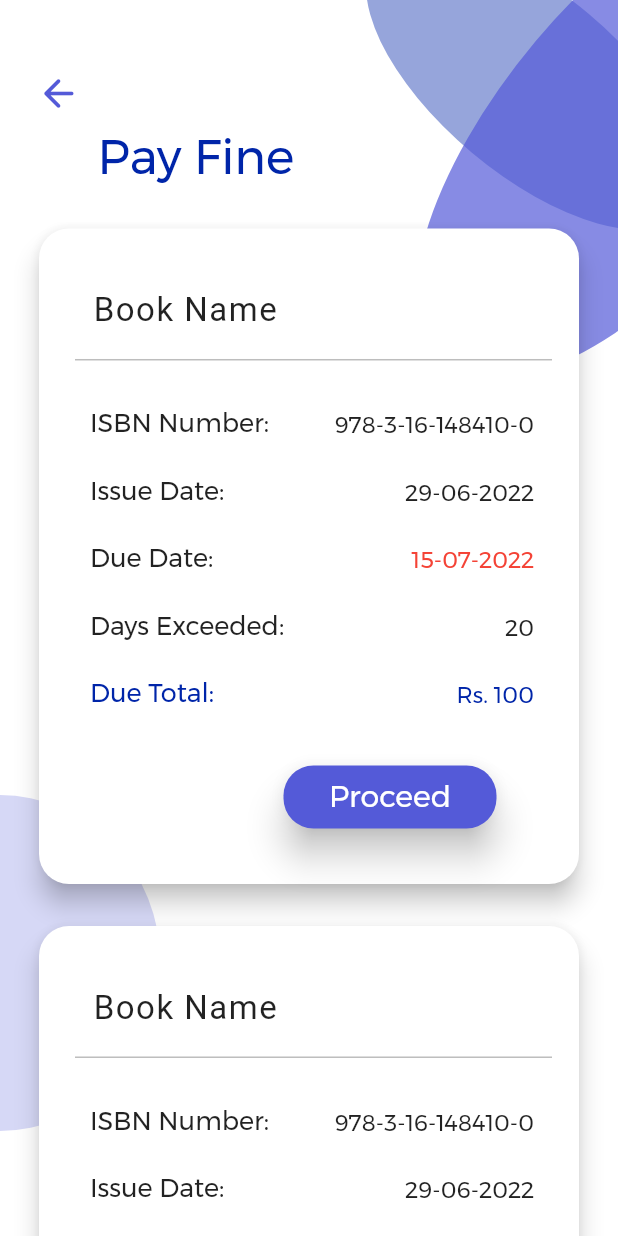
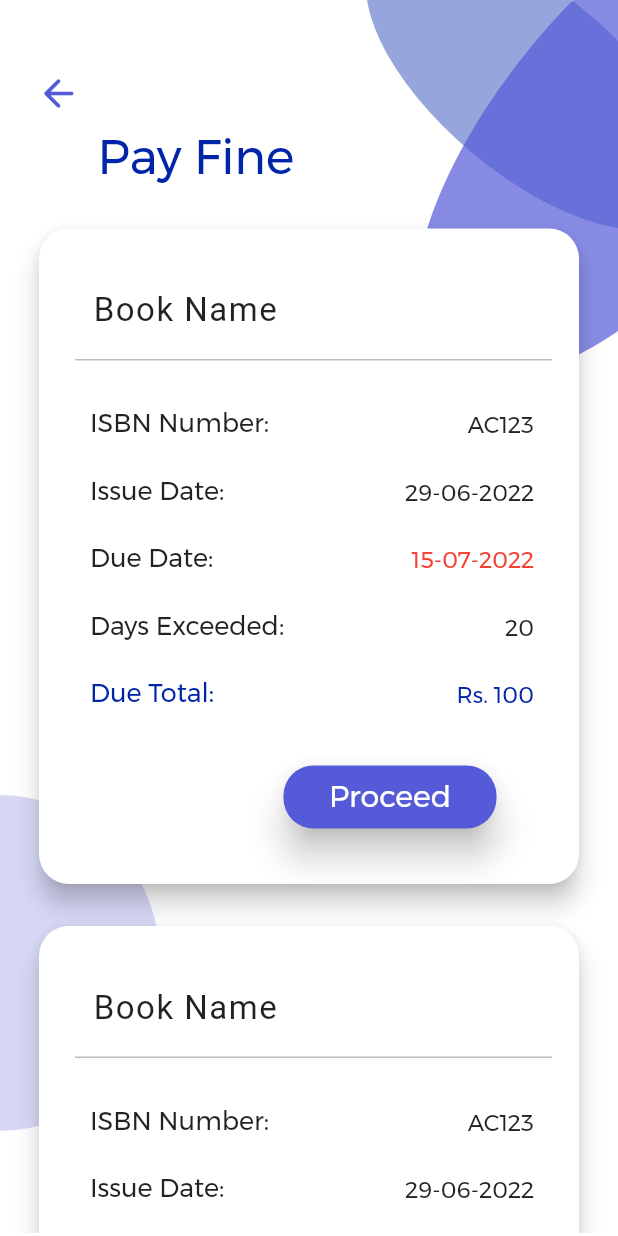
Before and after one commit to jyothir10/bibliotheca, a Flutter app: the DuePaymentScreen screen opened directly, on a phone screen of 412 x 824 dp. Run offline on Flutter 3.47's test engine with Material 2 defaults, Android fonts, the phone set to English and light mode, and no system bars; our stand-ins replace cloud_firestore, firebase_auth, firebase_core, flutter_svg, modal_progress_hud_nsn; missing offline and left inert: blobs; accounts and stored records are empty.

Commit message:
Minor nav modifications

```diff
--- a/lib/Components/BottomBar.dart
+++ b/lib/Components/BottomBar.dart
@@ -1,4 +1,5 @@
 import 'package:bibliotheca/Screens/DashBoardScreen.dart';
+import 'package:bibliotheca/Screens/profile_screen.dart';
 import 'package:flutter/material.dart';
 import 'package:flutter_svg/flutter_svg.dart';
 
@@ -16,7 +17,7 @@ class _BottomBarState extends State<BottomBar> {
     DashBoardScreen.id,
     DashBoardScreen.id,
     DashBoardScreen.id,
-    DashBoardScreen.id,
+    ProfileScreen.id,
   ];
 
   void _onItemTapped(int index) {
--- a/lib/Components/Card.dart
+++ b/lib/Components/Card.dart
@@ -1,7 +1,8 @@
+import 'package:bibliotheca/Components/prop-value_text.dart';
 import 'package:bibliotheca/Components/prop-value_widget.dart';
-import 'package:bibliotheca/Components/prop-value_text.dart';
 import 'package:flutter/cupertino.dart';
 import 'package:flutter/material.dart';
+
 import '../constants.dart';
 import 'BlueButton.dart';
 
@@ -71,7 +72,7 @@ class _cardState extends State<card> {
                           c: black,
                         ),
                         widget2: textValue(
-                          t: '978-3-16-148410-0',
+                          t: 'AC123',
                           c: black,
                         ),
                       ),
@@ -96,16 +97,16 @@ class _cardState extends State<card> {
                       margin: const EdgeInsets.only(
                           top: 12, bottom: 12, left: 8, right: 12),
                       child: const propValueWidget(
-                        widget1:  textProperty(t: 'Days Exceeded:',c: black),
-                        widget2: textValue(t: '20',c: black),
+                        widget1: textProperty(t: 'Days Exceeded:', c: black),
+                        widget2: textValue(t: '20', c: black),
                       ),
                     ),
                     Container(
-                      margin: const EdgeInsets.only(
-                          top: 12, left: 8, right: 12),
+                      margin:
+                          const EdgeInsets.only(top: 12, left: 8, right: 12),
                       child: const propValueWidget(
-                        widget1: textProperty(t: 'Due Total:',c: color1),
-                        widget2: textValue(t: 'Rs. 100',c: color1),
+                        widget1: textProperty(t: 'Due Total:', c: color1),
+                        widget2: textValue(t: 'Rs. 100', c: color1),
                       ),
                     ),
                   ],
--- a/lib/Screens/SearchScreen.dart
+++ b/lib/Screens/SearchScreen.dart
@@ -2,7 +2,7 @@ import 'package:bibliotheca/Components/Background.dart';
 import 'package:flutter/material.dart';
 
 class SearchScreen extends StatefulWidget {
-  static const String id = '/splash';
+  static const String id = '/search1';
   const SearchScreen({Key? key}) : super(key: key);
 
   @override
--- a/lib/Screens/due_payment.dart
+++ b/lib/Screens/due_payment.dart
@@ -1,6 +1,7 @@
+import 'dart:math' as math;
+
+import 'package:bibliotheca/Components/card.dart';
 import 'package:flutter/material.dart';
-import 'package:bibliotheca/Components/card.dart';
-import 'dart:math' as math;
 //import 'package:intl/intl.dart';
 
 class DuePaymentScreen extends StatefulWidget {
@@ -60,9 +61,12 @@ class DuePaymentScreenState extends State<DuePaymentScreen> {
                   )),
             )),
         Positioned(
-            left: 15, top: 38,
+          left: 15,
+          top: 38,
           child: IconButton(
-            onPressed: () {},
+            onPressed: () {
+              Navigator.pop(context);
+            },
             icon: const Icon(
               Icons.arrow_back_rounded,
               size: 30,
@@ -71,7 +75,8 @@ class DuePaymentScreenState extends State<DuePaymentScreen> {
           ),
         ),
         Positioned(
-            left: 65, top: 85,
+          left: 65,
+          top: 85,
           child: const Text(
             'Pay Fine',
             style: TextStyle(
@@ -79,15 +84,19 @@ class DuePaymentScreenState extends State<DuePaymentScreen> {
               fontSize: 32,
               fontFamily: 'Montserrat',
             ),
-          ),),
+          ),
+        ),
         SingleChildScrollView(
           child: Column(
             children: [
-              SizedBox(height: 0.18*MediaQuery.of(context).size.height,),
+              SizedBox(
+                height: MediaQuery.of(context).size.height * .18,
+              ),
               ConstrainedBox(
-                constraints:
-                    BoxConstraints(maxHeight: MediaQuery.of(context).size.height),
+                constraints: BoxConstraints(
+                    maxHeight: MediaQuery.of(context).size.height - 150),
                 child: ListView(
+                  shrinkWrap: true,
                   children: const [
                     card(),
                     card(),
--- a/lib/main.dart
+++ b/lib/main.dart
@@ -6,6 +6,7 @@ import 'package:bibliotheca/Screens/RegistrationScreen2.dart';
 import 'package:bibliotheca/Screens/ReissueBookScreen.dart';
 import 'package:bibliotheca/Screens/SplashScreen.dart';
 import 'package:bibliotheca/Screens/contact_us_screen.dart';
+import 'package:bibliotheca/Screens/due_payment.dart';
 import 'package:bibliotheca/Screens/profile_screen.dart';
 import 'package:bibliotheca/Screens/search_screen_main.dart';
 import 'package:firebase_core/firebase_core.dart';
@@ -30,7 +31,7 @@ class MyApp extends StatelessWidget {
     ]);
     return MaterialApp(
         debugShowCheckedModeBanner: false,
-        initialRoute: SplashScreen.id,
+        initialRoute: DashBoardScreen.id,
         routes: {
           SplashScreen.id: (context) => SplashScreen(),
           OnboardingScreen.id: (context) => OnboardingScreen(),
@@ -42,6 +43,7 @@ class MyApp extends StatelessWidget {
           ReissueBookScreen.id: (context) => ReissueBookScreen(),
           SearchScreenMain.id: (context) => SearchScreenMain(),
           ProfileScreen.id: (context) => ProfileScreen(),
+          DuePaymentScreen.id: (context) => DuePaymentScreen(),
         });
   }
 }
```
Also changed, not shown: lib/Screens/DashBoardScreen.dart (+10 -4 lines), lib/Screens/search_screen_main.dart (+15 -6 lines), 1 other file.
